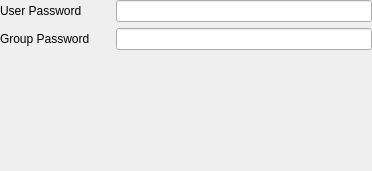
Before: the Qt Designer form vpnplugins/vpnc/vpncauth.ui in netrunner-debian-kde-extras/networkmanagement, drawn with Qt 5.
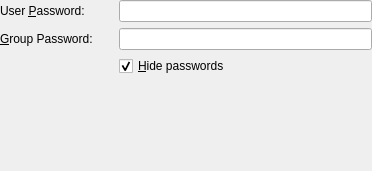
After: the same form once the commit is applied. Custom widgets are drawn as their Qt base class.

The edit to the form file:
```diff
--- a/vpnplugins/vpnc/vpncauth.ui
+++ b/vpnplugins/vpnc/vpncauth.ui
@@ -20,7 +20,7 @@
    <item row="0" column="0">
     <widget class="QLabel" name="textLabel1">
      <property name="text">
-      <string>User Password</string>
+      <string>User &amp;Password:</string>
      </property>
      <property name="wordWrap">
       <bool>false</bool>
@@ -33,7 +33,7 @@
    <item row="1" column="0">
     <widget class="QLabel" name="textLabel2">
      <property name="text">
-      <string>Group Password</string>
+      <string>&amp;Group Password:</string>
      </property>
      <property name="wordWrap">
       <bool>false</bool>
@@ -50,7 +50,7 @@
      </property>
     </widget>
    </item>
-   <item row="2" column="1">
+   <item row="3" column="1">
     <spacer name="spacer1">
      <property name="orientation">
       <enum>Qt::Vertical</enum>
@@ -61,7 +61,7 @@
      <property name="sizeHint" stdset="0">
       <size>
        <width>20</width>
-       <height>40</height>
+       <height>0</height>
       </size>
      </property>
     </spacer>
@@ -73,6 +73,16 @@
      </property>
     </widget>
    </item>
+   <item row="2" column="2">
+    <widget class="QCheckBox" name="cbShowPasswords">
+     <property name="text">
+      <string>&amp;Hide passwords</string>
+     </property>
+     <property name="checked">
+      <bool>true</bool>
+     </property>
+    </widget>
+   </item>
   </layout>
  </widget>
  <layoutdefault spacing="6" margin="11"/>
```
Left out of the diff: 39 changed lines with no effect on the pictures.
